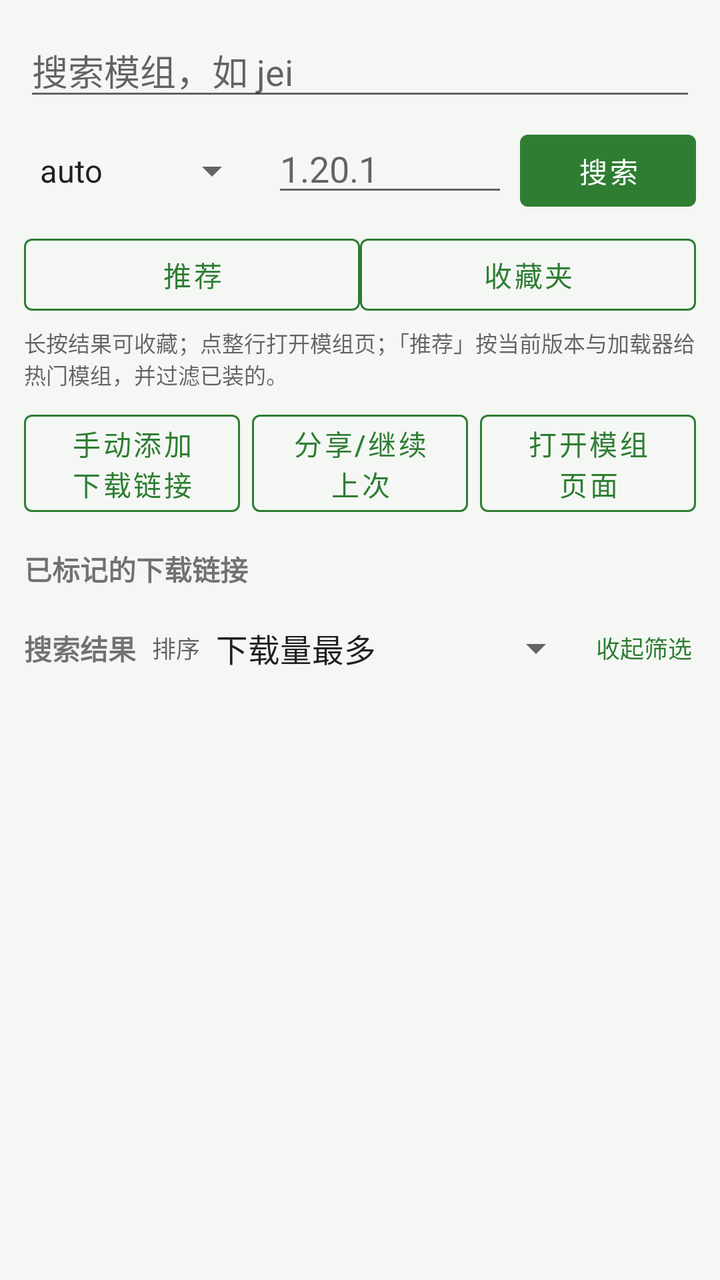
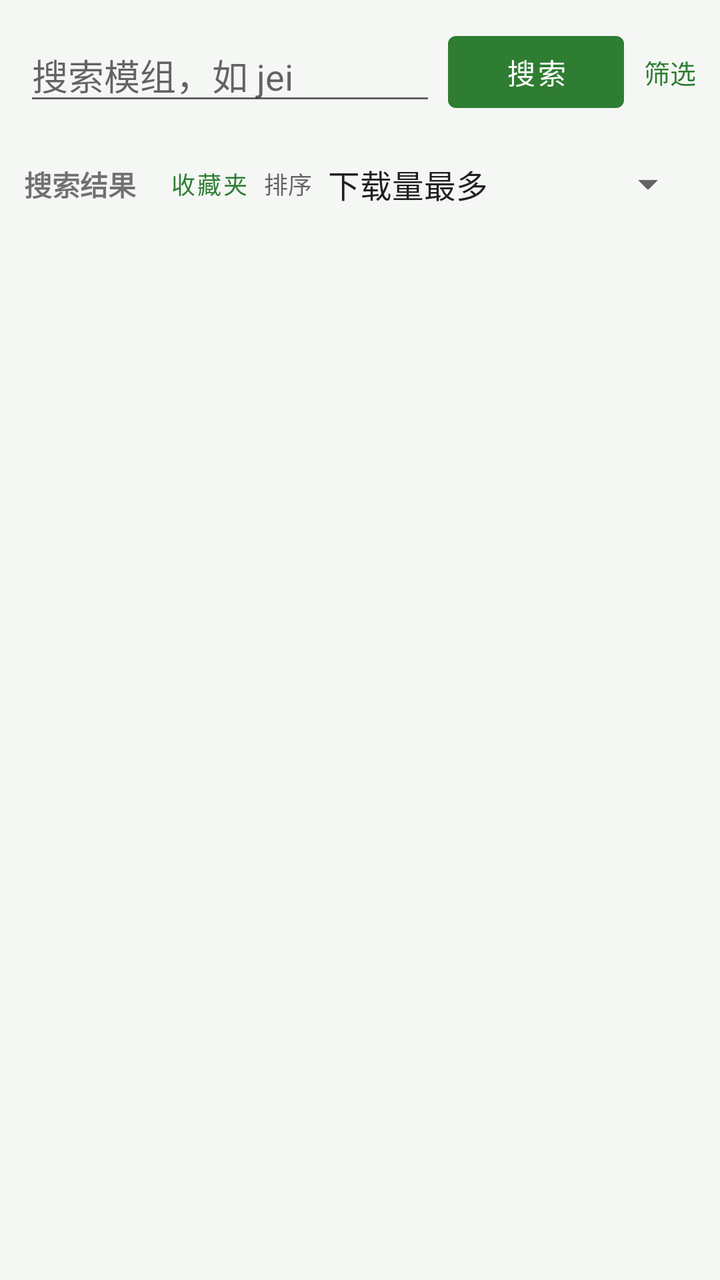

Before-and-after screenshots of an Android layout around one commit, followed by the original layout XML and the change that was made.
<!-- AndroidManifest.xml: application theme Theme.ModMigrator -->
<!-- res/layout/fragment_market.xml -->
<?xml version="1.0" encoding="utf-8"?>
<LinearLayout xmlns:android="http://schemas.android.com/apk/res/android"
    android:layout_width="match_parent"
    android:layout_height="match_parent"
    android:orientation="vertical"
    android:padding="12dp">

    
    <androidx.core.widget.NestedScrollView
        android:id="@+id/scrollCfg"
        android:layout_width="match_parent"
        android:layout_height="0dp"
        android:layout_weight="1"
        android:fillViewport="false"
        android:overScrollMode="never">

        <LinearLayout
            android:layout_width="match_parent"
            android:layout_height="wrap_content"
            android:orientation="vertical">

            <EditText
                android:id="@+id/etQuery"
                android:layout_width="match_parent"
                android:layout_height="wrap_content"
                android:hint="@string/hint_query"
                android:imeOptions="actionSearch"
                android:inputType="text"
                android:singleLine="true" />

            <LinearLayout
                android:layout_width="match_parent"
                android:layout_height="wrap_content"
                android:layout_marginTop="6dp"
                android:orientation="horizontal">

                <Spinner
                    android:id="@+id/spLoader"
                    android:layout_width="0dp"
                    android:layout_height="wrap_content"
                    android:layout_weight="1"
                    android:entries="@array/loaders" />

                <EditText
                    android:id="@+id/etVersion"
                    android:layout_width="0dp"
                    android:layout_height="wrap_content"
                    android:layout_marginStart="6dp"
                    android:layout_weight="1"
                    android:hint="1.20.1"
                    android:inputType="text"
                    android:singleLine="true" />

                <Button
                    android:id="@+id/btnSearch"
                    android:layout_width="wrap_content"
                    android:layout_height="wrap_content"
                    android:layout_marginStart="6dp"
                    android:text="@string/btn_search" />
            </LinearLayout>

            <LinearLayout
                android:layout_width="match_parent"
                android:layout_height="wrap_content"
                android:layout_marginTop="4dp"
                android:orientation="horizontal">

                <Button
                    android:id="@+id/btnRecommend"
                    style="@style/AppButtonOutlined"
                    android:layout_width="0dp"
                    android:layout_height="wrap_content"
                    android:layout_weight="1"
                    android:text="@string/btn_recommend" />

                <Button
                    android:id="@+id/btnFavorites"
                    style="@style/AppButtonOutlined"
                    android:layout_width="0dp"
                    android:layout_height="wrap_content"
                    android:layout_weight="1"
                    android:text="@string/btn_favorites" />
            </LinearLayout>

            <TextView
                android:layout_width="match_parent"
                android:layout_height="wrap_content"
                android:paddingTop="2dp"
                android:text="@string/market_tips"
                android:textColor="@color/textSecondary"
                android:textSize="11sp" />

            
            <LinearLayout
                android:layout_width="match_parent"
                android:layout_height="wrap_content"
                android:layout_marginTop="6dp"
                android:orientation="horizontal">

                <Button
                    android:id="@+id/btnAddLink"
                    style="@style/AppButtonOutlined"
                    android:layout_width="0dp"
                    android:layout_height="wrap_content"
                    android:layout_weight="1"
                    android:text="@string/btn_add_link" />

                <Button
                    android:id="@+id/btnShare"
                    style="@style/AppButtonOutlined"
                    android:layout_width="0dp"
                    android:layout_height="wrap_content"
                    android:layout_marginStart="6dp"
                    android:layout_weight="1"
                    android:text="@string/btn_share_position" />

                <Button
                    android:id="@+id/btnOpenPage"
                    style="@style/AppButtonOutlined"
                    android:layout_width="0dp"
                    android:layout_height="wrap_content"
                    android:layout_marginStart="6dp"
                    android:layout_weight="1"
                    android:text="@string/btn_open_page" />
            </LinearLayout>

            <TextView
                android:layout_width="wrap_content"
                android:layout_height="wrap_content"
                android:layout_marginTop="12dp"
                android:text="@string/marked_links"
                android:textStyle="bold" />

            <androidx.recyclerview.widget.RecyclerView
                android:id="@+id/rvLinks"
                android:layout_width="match_parent"
                android:layout_height="wrap_content"
                android:layout_marginBottom="8dp"
                android:overScrollMode="never" />
        </LinearLayout>
    </androidx.core.widget.NestedScrollView>

    
    <LinearLayout
        android:layout_width="match_parent"
        android:layout_height="wrap_content"
        android:layout_marginTop="8dp"
        android:gravity="center_vertical"
        android:orientation="horizontal">

        <TextView
            android:id="@+id/tvListTitle"
            android:layout_width="0dp"
            android:layout_height="wrap_content"
            android:layout_weight="1"
            android:maxLines="1"
            android:ellipsize="end"
            android:text="@string/search_results"
            android:textStyle="bold" />

        <TextView
            android:layout_width="wrap_content"
            android:layout_height="wrap_content"
            android:text="@string/label_sort"
            android:textColor="@color/textSecondary"
            android:textSize="12sp" />

        <Spinner
            android:id="@+id/spSort"
            android:layout_width="wrap_content"
            android:layout_height="wrap_content"
            android:entries="@array/sort_modes" />

        <TextView
            android:id="@+id/btnToggleCfg"
            android:layout_width="wrap_content"
            android:layout_height="wrap_content"
            android:background="?attr/selectableItemBackground"
            android:clickable="true"
            android:focusable="true"
            android:paddingStart="6dp"
            android:paddingEnd="2dp"
            android:text="@string/collapse_cfg"
            android:textColor="?attr/colorPrimary"
            android:textSize="12sp" />
    </LinearLayout>

    
    <androidx.recyclerview.widget.RecyclerView
        android:id="@+id/rvMods"
        android:layout_width="match_parent"
        android:layout_height="0dp"
        android:layout_weight="1" />
</LinearLayout>
<!-- resources referenced by this layout -->
<resources>
  <string-array name="loaders">
          <item>auto</item>
          <item>fabric</item>
          <item>forge</item>
          <item>neoforge</item>
          <item>quilt</item>
      </string-array>
  <string-array name="sort_modes">
          <item>下载量最多</item>
          <item>最近更新</item>
          <item>名称 A-Z</item>
          <item>相关度（原顺序）</item>
      </string-array>
  <color name="textSecondary">#99000000</color>
  <string name="btn_add_link">手动添加下载链接</string>
  <string name="btn_favorites">收藏夹</string>
  <string name="btn_open_page">打开模组页面</string>
  <string name="btn_recommend">推荐</string>
  <string name="btn_search">搜索</string>
  <string name="btn_share_position">分享/继续上次</string>
  <string name="collapse_cfg">收起筛选</string>
  <string name="hint_query">搜索模组，如 jei</string>
  <string name="label_sort">排序</string>
  <string name="marked_links">已标记的下载链接</string>
  <string name="market_tips">长按结果可收藏；点整行打开模组页；「推荐」按当前版本与加载器给热门模组，并过滤已装的。</string>
  <string name="search_results">搜索结果</string>
  <style name="AppButtonOutlined" parent="Widget.MaterialComponents.Button.OutlinedButton">
          <item name="strokeColor">?attr/colorPrimary</item>
          <item name="android:textColor">?attr/colorPrimary</item>
          <item name="iconTint">?attr/colorPrimary</item>
          <item name="rippleColor">?attr/colorPrimary</item>
      </style>
  <style name="Theme.ModMigrator" parent="Theme.MaterialComponents.DayNight.NoActionBar">
          <item name="colorPrimary">@color/primary</item>
          <item name="colorPrimaryDark">@color/primaryDark</item>
          <item name="colorAccent">@color/accent</item>
          <item name="android:windowBackground">@color/bg</item>
          <item name="android:statusBarColor">@color/primaryDark</item>
          <item name="preferenceTheme">@style/PreferenceThemeOverlay</item>
          
          <item name="materialButtonStyle">@style/AppButton</item>
          
          <item name="materialButtonOutlinedStyle">@style/AppButtonOutlined</item>
          
          <item name="materialAlertDialogTheme">@style/AppAlertDialog</item>
          <item name="alertDialogTheme">@style/AppAlertDialog</item>
      </style>
  <color name="primary">#FF2E7D32</color>
  <color name="primaryDark">#FF1B5E20</color>
  <color name="accent">#FF66BB6A</color>
  <color name="bg">#FFF5F7F5</color>
  <style name="AppButton" parent="Widget.MaterialComponents.Button">
          <item name="backgroundTint">?attr/colorPrimary</item>
          <item name="android:textColor">@android:color/white</item>
          <item name="rippleColor">?attr/colorPrimary</item>
      </style>
  <style name="AppAlertDialog" parent="ThemeOverlay.MaterialComponents.Dialog.Alert">
          <item name="windowMinWidthMajor">96%</item>
          <item name="windowMinWidthMinor">96%</item>
          <item name="android:windowMinWidthMajor">96%</item>
          <item name="android:windowMinWidthMinor">96%</item>
      </style>
</resources>

<!-- the commit's change to res/layout/fragment_market.xml (unified diff, before → after) -->
@@ -6,139 +6,44 @@
     android:padding="12dp">
 
     
-    <androidx.core.widget.NestedScrollView
-        android:id="@+id/scrollCfg"
+    <LinearLayout
+        android:id="@+id/rowSearch"
         android:layout_width="match_parent"
-        android:layout_height="0dp"
-        android:layout_weight="1"
-        android:fillViewport="false"
-        android:overScrollMode="never">
+        android:layout_height="wrap_content"
+        android:gravity="center_vertical"
+        android:orientation="horizontal">
 
-        <LinearLayout
-            android:layout_width="match_parent"
+        <EditText
+            android:id="@+id/etQuery"
+            android:layout_width="0dp"
             android:layout_height="wrap_content"
-            android:orientation="vertical">
+            android:layout_weight="1"
+            android:hint="@string/hint_query"
+            android:imeOptions="actionSearch"
+            android:inputType="text"
+            android:singleLine="true" />
 
-            <EditText
-                android:id="@+id/etQuery"
-                android:layout_width="match_parent"
-                android:layout_height="wrap_content"
-                android:hint="@string/hint_query"
-                android:imeOptions="actionSearch"
-                android:inputType="text"
-                android:singleLine="true" />
+        <Button
+            android:id="@+id/btnSearch"
+            android:layout_width="wrap_content"
+            android:layout_height="wrap_content"
+            android:layout_marginStart="6dp"
+            android:text="@string/btn_search" />
 
-            <LinearLayout
-                android:layout_width="match_parent"
-                android:layout_height="wrap_content"
-                android:layout_marginTop="6dp"
-                android:orientation="horizontal">
-
-                <Spinner
-                    android:id="@+id/spLoader"
-                    android:layout_width="0dp"
-                    android:layout_height="wrap_content"
-                    android:layout_weight="1"
-                    android:entries="@array/loaders" />
-
-                <EditText
-                    android:id="@+id/etVersion"
-                    android:layout_width="0dp"
-                    android:layout_height="wrap_content"
-                    android:layout_marginStart="6dp"
-                    android:layout_weight="1"
-                    android:hint="1.20.1"
-                    android:inputType="text"
-                    android:singleLine="true" />
-
-                <Button
-                    android:id="@+id/btnSearch"
-                    android:layout_width="wrap_content"
-                    android:layout_height="wrap_content"
-                    android:layout_marginStart="6dp"
-                    android:text="@string/btn_search" />
-            </LinearLayout>
-
-            <LinearLayout
-                android:layout_width="match_parent"
-                android:layout_height="wrap_content"
-                android:layout_marginTop="4dp"
-                android:orientation="horizontal">
-
-                <Button
-                    android:id="@+id/btnRecommend"
-                    style="@style/AppButtonOutlined"
-                    android:layout_width="0dp"
-                    android:layout_height="wrap_content"
-                    android:layout_weight="1"
-                    android:text="@string/btn_recommend" />
-
-                <Button
-                    android:id="@+id/btnFavorites"
-                    style="@style/AppButtonOutlined"
-                    android:layout_width="0dp"
-                    android:layout_height="wrap_content"
-                    android:layout_weight="1"
-                    android:text="@string/btn_favorites" />
-            </LinearLayout>
-
-            <TextView
-                android:layout_width="match_parent"
-                android:layout_height="wrap_content"
-                android:paddingTop="2dp"
-                android:text="@string/market_tips"
-                android:textColor="@color/textSecondary"
-                android:textSize="11sp" />
-
-            
-            <LinearLayout
-                android:layout_width="match_parent"
-                android:layout_height="wrap_content"
-                android:layout_marginTop="6dp"
-                android:orientation="horizontal">
-
-                <Button
-                    android:id="@+id/btnAddLink"
-                    style="@style/AppButtonOutlined"
-                    android:layout_width="0dp"
-                    android:layout_height="wrap_content"
-                    android:layout_weight="1"
-                    android:text="@string/btn_add_link" />
-
-                <Button
-                    android:id="@+id/btnShare"
-                    style="@style/AppButtonOutlined"
-                    android:layout_width="0dp"
-                    android:layout_height="wrap_content"
-                    android:layout_marginStart="6dp"
-                    android:layout_weight="1"
-                    android:text="@string/btn_share_position" />
-
-                <Button
-                    android:id="@+id/btnOpenPage"
-                    style="@style/AppButtonOutlined"
-                    android:layout_width="0dp"
-                    android:layout_height="wrap_content"
-                    android:layout_marginStart="6dp"
-                    android:layout_weight="1"
-                    android:text="@string/btn_open_page" />
-            </LinearLayout>
-
-            <TextView
-                android:layout_width="wrap_content"
-                android:layout_height="wrap_content"
-                android:layout_marginTop="12dp"
-                android:text="@string/marked_links"
-                android:textStyle="bold" />
-
-            <androidx.recyclerview.widget.RecyclerView
-                android:id="@+id/rvLinks"
-                android:layout_width="match_parent"
-                android:layout_height="wrap_content"
-                android:layout_marginBottom="8dp"
-                android:overScrollMode="never" />
-        </LinearLayout>
-    </androidx.core.widget.NestedScrollView>
+        <TextView
+            android:id="@+id/btnFilter"
+            android:layout_width="wrap_content"
+            android:layout_height="wrap_content"
+            android:layout_marginStart="10dp"
+            android:background="?attr/selectableItemBackground"
+            android:clickable="true"
+            android:drawablePadding="4dp"
+            android:focusable="true"
+            android:gravity="center_vertical"
+            android:text="筛选"
+            android:textColor="?attr/colorPrimary"
+            android:textSize="13sp" />
+    </LinearLayout>
 
     
     <LinearLayout
@@ -153,10 +58,21 @@
             android:layout_width="0dp"
             android:layout_height="wrap_content"
             android:layout_weight="1"
+            android:ellipsize="end"
             android:maxLines="1"
-            android:ellipsize="end"
             android:text="@string/search_results"
             android:textStyle="bold" />
+
+        <Button
+            android:id="@+id/btnFavorites"
+            style="@style/Widget.MaterialComponents.Button.TextButton"
+            android:layout_width="wrap_content"
+            android:layout_height="wrap_content"
+            android:minWidth="0dp"
+            android:paddingStart="8dp"
+            android:paddingEnd="8dp"
+            android:text="@string/btn_favorites"
+            android:textSize="12sp" />
 
         <TextView
             android:layout_width="wrap_content"
@@ -170,19 +86,6 @@
             android:layout_width="wrap_content"
             android:layout_height="wrap_content"
             android:entries="@array/sort_modes" />
-
-        <TextView
-            android:id="@+id/btnToggleCfg"
-            android:layout_width="wrap_content"
-            android:layout_height="wrap_content"
-            android:background="?attr/selectableItemBackground"
-            android:clickable="true"
-            android:focusable="true"
-            android:paddingStart="6dp"
-            android:paddingEnd="2dp"
-            android:text="@string/collapse_cfg"
-            android:textColor="?attr/colorPrimary"
-            android:textSize="12sp" />
     </LinearLayout>
 
     
<!-- resource entries referenced after the edit -->
@@ -1,12 +1,5 @@
 <!-- resources referenced by this layout -->
 <resources>
-  <string-array name="loaders">
-          <item>auto</item>
-          <item>fabric</item>
-          <item>forge</item>
-          <item>neoforge</item>
-          <item>quilt</item>
-      </string-array>
   <string-array name="sort_modes">
           <item>下载量最多</item>
           <item>最近更新</item>
@@ -14,17 +7,10 @@
           <item>相关度（原顺序）</item>
       </string-array>
   <color name="textSecondary">#99000000</color>
-  <string name="btn_add_link">手动添加下载链接</string>
   <string name="btn_favorites">收藏夹</string>
-  <string name="btn_open_page">打开模组页面</string>
-  <string name="btn_recommend">推荐</string>
   <string name="btn_search">搜索</string>
-  <string name="btn_share_position">分享/继续上次</string>
-  <string name="collapse_cfg">收起筛选</string>
   <string name="hint_query">搜索模组，如 jei</string>
   <string name="label_sort">排序</string>
-  <string name="marked_links">已标记的下载链接</string>
-  <string name="market_tips">长按结果可收藏；点整行打开模组页；「推荐」按当前版本与加载器给热门模组，并过滤已装的。</string>
   <string name="search_results">搜索结果</string>
   <style name="AppButtonOutlined" parent="Widget.MaterialComponents.Button.OutlinedButton">
           <item name="strokeColor">?attr/colorPrimary</item>
